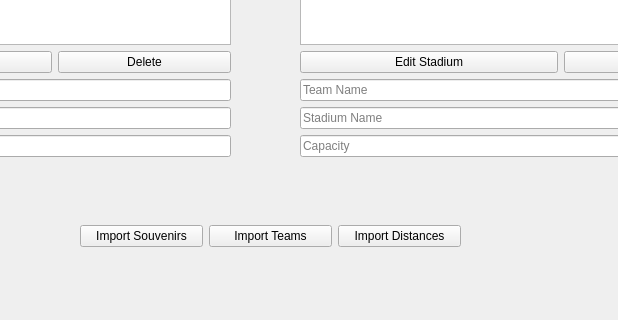
The window that Project-2-NFL/admin.ui (massivemembrain/Project-2-NFL) describes before a commit, drawn with Qt 5; both pictures show x 330 to 948 and y 144 to 464 of the 1266 by 464 pixel window.
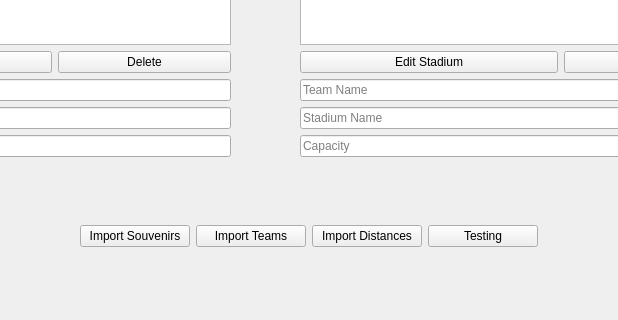
The same window after the commit.

Commit message: Added a button that adds database info into vector

Diff of the .ui file:
```diff
--- a/Project-2-NFL/admin.ui
+++ b/Project-2-NFL/admin.ui
@@ -143,7 +143,7 @@
     <rect>
      <x>410</x>
      <y>340</y>
-     <width>381</width>
+     <width>458</width>
      <height>80</height>
     </rect>
    </property>
@@ -169,6 +169,13 @@
       </property>
      </widget>
     </item>
+    <item>
+     <widget class="QPushButton" name="testingButton">
+      <property name="text">
+       <string>Testing</string>
+      </property>
+     </widget>
+    </item>
    </layout>
   </widget>
  </widget>
```
The commit also changes 9 other files.
